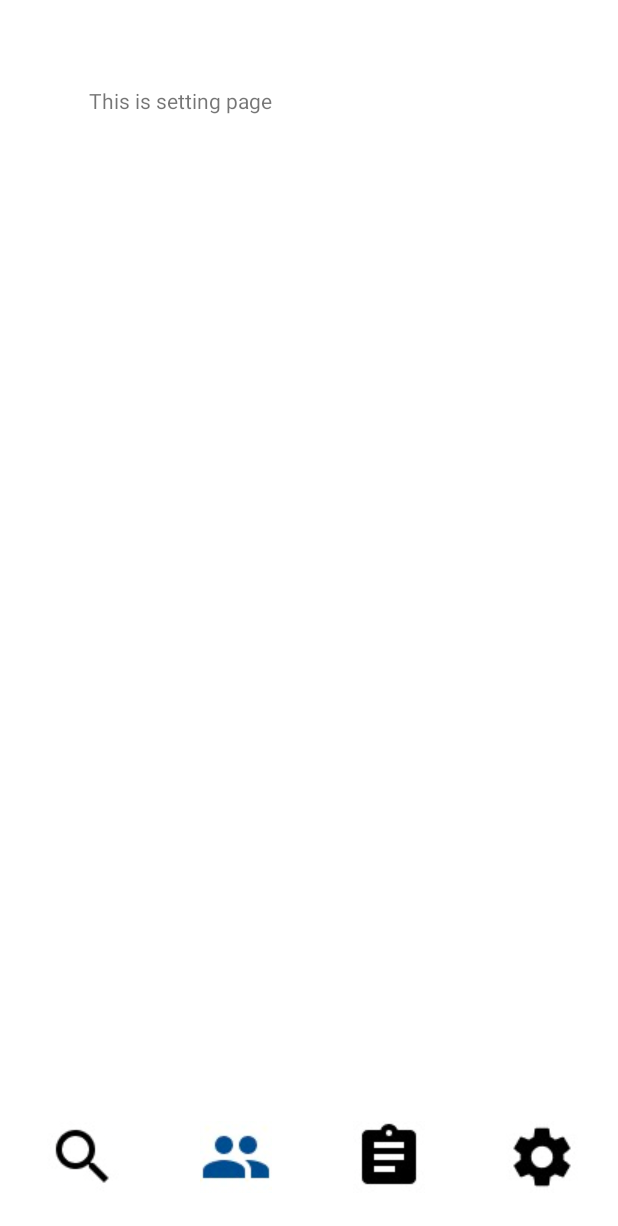
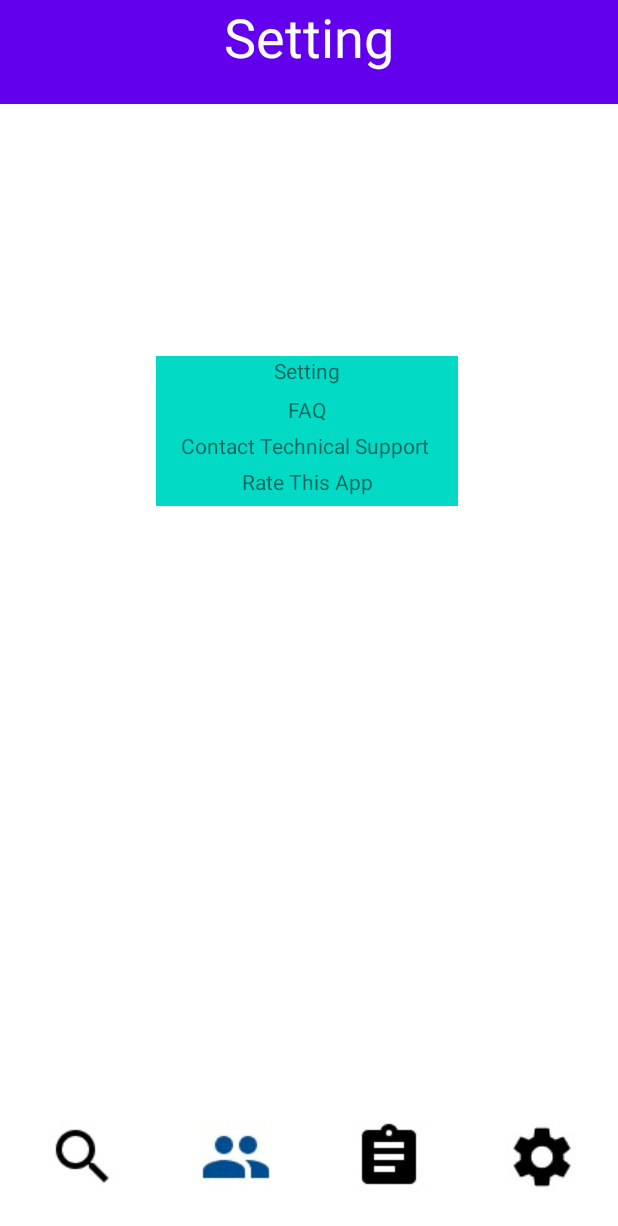
Before and after one commit to zren813/MobileDemo, an Android app: the SettingPage screen opened directly, with no data from a screen before it, on a phone screen of 412 x 824 dp. Shown: the top 1226 px of the screen. Run offline under Robolectric (Android 15) with nearby library versions, the phone set to English and light mode, and no system bars.

Commit message:
added pages for Setting

```diff
--- a/app/src/main/AndroidManifest.xml
+++ b/app/src/main/AndroidManifest.xml
@@ -9,7 +9,10 @@
         android:roundIcon="@mipmap/ic_launcher_round"
         android:supportsRtl="true"
         android:theme="@style/Theme.MobileDemo">
-        <activity android:name=".CourseListPage"></activity>
+        <activity android:name=".ThemePage"></activity>
+        <activity android:name=".FontPage" />
+        <activity android:name=".DetailedSettingPage" />
+        <activity android:name=".CourseListPage" />
         <activity android:name=".SettingPage" />
         <activity android:name=".InfoPage" />
         <activity android:name=".SearchClassPage" />
--- a/app/src/main/java/com/mobiledemo/SettingPage.java
+++ b/app/src/main/java/com/mobiledemo/SettingPage.java
@@ -32,4 +32,9 @@ public class SettingPage extends AppCompatActivity {
         Intent courseList = new Intent(SettingPage.this, CourseListPage.class);
         startActivity(courseList);
     }
+
+    public void onSmallSettingButton(View view) {
+        Intent smallSetting = new Intent(SettingPage.this, DetailedSettingPage.class);
+        startActivity(smallSetting);
+    }
 }
--- a/app/src/main/res/layout/activity_setting_page.xml
+++ b/app/src/main/res/layout/activity_setting_page.xml
@@ -5,6 +5,41 @@
     android:layout_width="match_parent"
     android:layout_height="match_parent"
     tools:context=".SettingPage">
+
+    <TextView
+        android:id="@+id/smallRateAppButton"
+        android:layout_width="201dp"
+        android:layout_height="26dp"
+        android:layout_marginStart="104dp"
+        android:layout_marginTop="48dp"
+        android:background="@color/teal_200"
+        android:text="Rate This App"
+        android:textAlignment="center"
+        app:layout_constraintStart_toStartOf="parent"
+        app:layout_constraintTop_toBottomOf="@+id/smallSettingButton" />
+
+    <TextView
+        android:id="@+id/smallSupportButton"
+        android:layout_width="201dp"
+        android:layout_height="26dp"
+        android:layout_marginStart="104dp"
+        android:layout_marginTop="24dp"
+        android:background="@color/teal_200"
+        android:text="Contact Technical Support "
+        android:textAlignment="center"
+        app:layout_constraintStart_toStartOf="parent"
+        app:layout_constraintTop_toBottomOf="@+id/smallSettingButton" />
+
+    <TextView
+        android:id="@+id/smallFAQButton"
+        android:layout_width="201dp"
+        android:layout_height="26dp"
+        android:layout_marginStart="104dp"
+        android:background="@color/teal_200"
+        android:text="FAQ"
+        android:textAlignment="center"
+        app:layout_constraintStart_toStartOf="parent"
+        app:layout_constraintTop_toBottomOf="@+id/smallSettingButton" />
 
     <include
         layout="@layout/tool_bar"
@@ -14,12 +49,28 @@
         app:layout_constraintStart_toStartOf="parent" />
 
     <TextView
-        android:id="@+id/textView4"
-        android:layout_width="wrap_content"
-        android:layout_height="wrap_content"
-        android:layout_marginStart="59dp"
-        android:layout_marginTop="57dp"
-        android:text="This is setting page"
+        android:id="@+id/textView8"
+        android:layout_width="match_parent"
+        android:layout_height="69dp"
+        android:background="@color/purple_500"
+        android:text="Setting"
+        android:textAlignment="center"
+        android:textColor="#FFFFFF"
+        android:textSize="36sp"
         app:layout_constraintStart_toStartOf="parent"
         app:layout_constraintTop_toTopOf="parent" />
+
+    <TextView
+        android:id="@+id/smallSettingButton"
+        android:layout_width="201dp"
+        android:layout_height="26dp"
+        android:layout_marginStart="104dp"
+        android:layout_marginTop="168dp"
+        android:background="@color/teal_200"
+        android:onClick="onSmallSettingButton"
+        android:text="Setting"
+        android:textAlignment="center"
+        app:layout_constraintStart_toStartOf="parent"
+        app:layout_constraintTop_toBottomOf="@+id/textView8" />
+
 </androidx.constraintlayout.widget.ConstraintLayout>
```
Also changed, not shown: app/src/main/java/com/mobiledemo/DetailedSettingPage.java (added, +45 -0 lines), app/src/main/java/com/mobiledemo/FontPage.java (added, +14 -0 lines), app/src/main/java/com/mobiledemo/ThemePage.java (added, +14 -0 lines), app/src/main/res/layout/activity_detailed_setting.xml (added, +52 -0 lines), app/src/main/res/layout/activity_font_page.xml (added, +9 -0 lines), app/src/main/res/layout/activity_theme_page.xml (added, +9 -0 lines).
